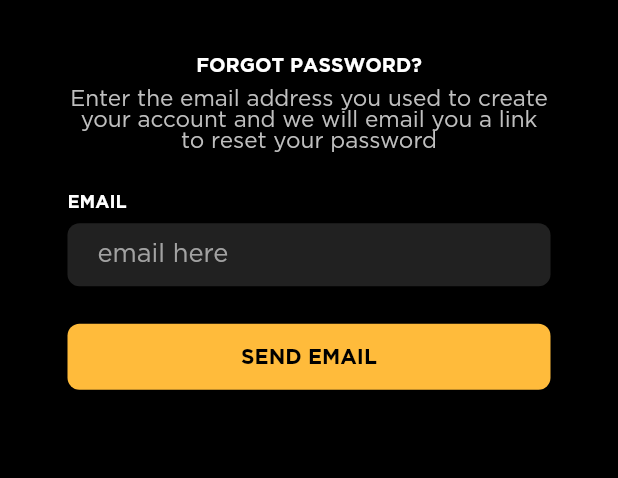
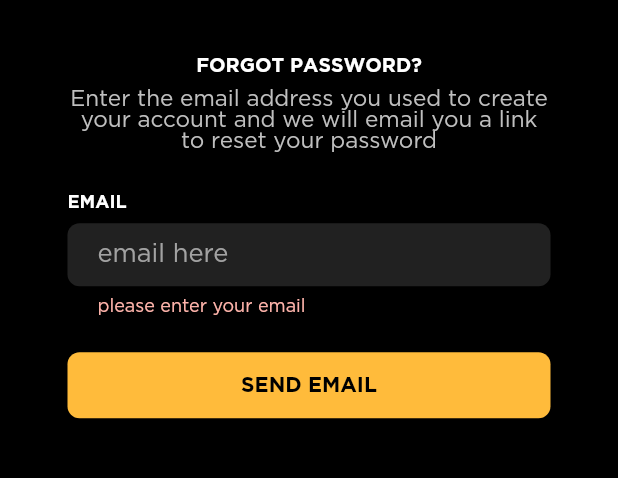
Before and after one commit to ahmedhamdi11/photoplay, a Flutter app: the ResetPasswordView screen opened by its route, after a tap on "SEND EMAIL", on a phone screen of 412 x 824 dp, the part 409-887 px from its top. Run offline on Flutter 3.47's test engine with Material 2 defaults, Android fonts, the phone set to English and light mode, and no system bars; our stand-ins replace bloc, cloud_firestore, dartz, firebase_auth, firebase_core, firebase_storage and 4 more; accounts and stored records are empty.

Commit message:
reset password done

```diff
--- a/lib/Features/auth/data/auth_repo.dart
+++ b/lib/Features/auth/data/auth_repo.dart
@@ -16,5 +16,7 @@ abstract class AuthRepo {
     required String lastName,
     required File? imageFile,
   });
-  resetPassword();
+  Future<Either<Failure, String>> resetPassword({
+    required String email,
+  });
 }
--- a/lib/Features/auth/data/auth_repo_impl.dart
+++ b/lib/Features/auth/data/auth_repo_impl.dart
@@ -71,8 +71,16 @@ class AuthRepoImpl implements AuthRepo {
   }
 
   @override
-  resetPassword() {
-    // TODO: implement resetPassword
-    throw UnimplementedError();
+  Future<Either<Failure, String>> resetPassword({required String email}) async {
+    try {
+      await firebaseAuth.sendPasswordResetEmail(email: email);
+      return right('password reset link sent! check you email');
+    } catch (e) {
+      if (e is FirebaseAuthException) {
+        return left(AuthFailure(e.message.toString()));
+      } else {
+        return left(AuthFailure(e.toString()));
+      }
+    }
   }
 }
--- /dev/null
+++ b/lib/Features/auth/presentation/manager/cubits/reset_password_cubit/reset_password_cubit.dart
@@ -0,0 +1,20 @@
+import 'package:bloc/bloc.dart';
+import 'package:photoplay/Features/auth/data/auth_repo.dart';
+
+part 'reset_password_state.dart';
+
+class ResetPasswordCubit extends Cubit<ResetPasswordStates> {
+  ResetPasswordCubit({required this.authRepo})
+      : super(ResetPasswordInitialState());
+  final AuthRepo authRepo;
+  String? email;
+  Future resetPassword() async {
+    emit(ResetPasswordLoadingState());
+    var result = await authRepo.resetPassword(email: email!);
+    result.fold((failure) {
+      emit(ResetPasswordFailureState(failure.errMessage));
+    }, (successMessage) {
+      emit(ResetPasswordSuccessState(successMessage));
+    });
+  }
+}
--- /dev/null
+++ b/lib/Features/auth/presentation/manager/cubits/reset_password_cubit/reset_password_state.dart
@@ -0,0 +1,19 @@
+part of 'reset_password_cubit.dart';
+
+abstract class ResetPasswordStates {}
+
+class ResetPasswordInitialState extends ResetPasswordStates {}
+
+class ResetPasswordLoadingState extends ResetPasswordStates {}
+
+class ResetPasswordSuccessState extends ResetPasswordStates {
+  final String successMessage;
+
+  ResetPasswordSuccessState(this.successMessage);
+}
+
+class ResetPasswordFailureState extends ResetPasswordStates {
+  final String errMessage;
+
+  ResetPasswordFailureState(this.errMessage);
+}
--- a/lib/Features/auth/presentation/views/reset_password_view.dart
+++ b/lib/Features/auth/presentation/views/reset_password_view.dart
@@ -1,13 +1,35 @@
 import 'package:flutter/material.dart';
+import 'package:flutter_bloc/flutter_bloc.dart';
+import 'package:photoplay/Features/auth/presentation/manager/cubits/reset_password_cubit/reset_password_cubit.dart';
 import 'package:photoplay/Features/auth/presentation/views/widgets/reset_password_view_body.dart';
+import 'package:photoplay/core/functions/show_custom_snack_bar.dart';
 
 class ResetPasswordView extends StatelessWidget {
   const ResetPasswordView({super.key});
 
   @override
   Widget build(BuildContext context) {
-    return const Scaffold(
-      body: ResetPasswordViewBody(),
+    return Scaffold(
+      body: BlocConsumer<ResetPasswordCubit, ResetPasswordStates>(
+        listener: (context, state) {
+          if (state is ResetPasswordFailureState) {
+            showCustomSnackBar(
+              context: context,
+              content: state.errMessage,
+              backgroundColor: Colors.red,
+            );
+          } else if (state is ResetPasswordSuccessState) {
+            showCustomSnackBar(
+              context: context,
+              content: state.successMessage,
+              backgroundColor: Colors.green,
+            );
+          }
+        },
+        builder: (context, state) {
+          return ResetPasswordViewBody(state: state);
+        },
+      ),
     );
   }
 }
--- a/lib/Features/auth/presentation/views/widgets/reset_password_view_body.dart
+++ b/lib/Features/auth/presentation/views/widgets/reset_password_view_body.dart
@@ -1,13 +1,24 @@
 import 'package:flutter/material.dart';
+import 'package:flutter_bloc/flutter_bloc.dart';
+import 'package:go_router/go_router.dart';
+import 'package:photoplay/Features/auth/presentation/manager/cubits/reset_password_cubit/reset_password_cubit.dart';
 import 'package:photoplay/Features/auth/presentation/views/widgets/app_logo.dart';
 import 'package:photoplay/core/utils/styles.dart';
 import 'package:photoplay/core/widgets/custom_text_feild.dart';
 import 'package:photoplay/core/widgets/default_back_btn.dart';
 import 'package:photoplay/core/widgets/default_button.dart';
 
-class ResetPasswordViewBody extends StatelessWidget {
-  const ResetPasswordViewBody({super.key});
+class ResetPasswordViewBody extends StatefulWidget {
+  const ResetPasswordViewBody({super.key, required this.state});
+  final ResetPasswordStates state;
 
+  @override
+  State<ResetPasswordViewBody> createState() => _ResetPasswordViewBodyState();
+}
+
+class _ResetPasswordViewBodyState extends State<ResetPasswordViewBody> {
+  GlobalKey<FormState> formKey = GlobalKey<FormState>();
+  AutovalidateMode autovalidateMode = AutovalidateMode.disabled;
   @override
   Widget build(BuildContext context) {
     return SafeArea(
@@ -19,30 +30,27 @@ class ResetPasswordViewBody extends StatelessWidget {
               physics: const BouncingScrollPhysics(),
               child: Padding(
                 padding: const EdgeInsets.symmetric(horizontal: 45.0),
+                child: Form(
+                  key: formKey,
+                  autovalidateMode: autovalidateMode,
                   child: Column(
                     children: [
                       SizedBox(
                         height: MediaQuery.of(context).size.height * 0.13,
                       ),
                       const AppLogo(),
-                    const SizedBox(
-                      height: 38.0,
-                    ),
+                      const SizedBox(height: 38.0),
                       Text(
                         'FORGOT PASSWORD?',
                         style: Styles.text12b.copyWith(fontSize: 13),
                       ),
-                    const SizedBox(
-                      height: 10.0,
-                    ),
+                      const SizedBox(height: 10.0),
                       Text(
                         'Enter the email address you used to create your account and we will email you a link to reset your password',
                         style: Styles.text15bk,
                         textAlign: TextAlign.center,
                       ),
-                    const SizedBox(
-                      height: 28.0,
-                    ),
+                      const SizedBox(height: 28.0),
                       Align(
                         alignment: Alignment.centerLeft,
                         child: Text(
@@ -50,20 +58,35 @@ class ResetPasswordViewBody extends StatelessWidget {
                           style: Styles.text12b,
                         ),
                       ),
-                    const SizedBox(
-                      height: 8.0,
+                      const SizedBox(height: 8.0),
+                      CustomTextField(
+                        hint: 'email here',
+                        onChanged: (value) {
+                          BlocProvider.of<ResetPasswordCubit>(context).email =
+                              value;
+                        },
+                        validator: (value) {
+                          if (value!.isEmpty) {
+                            return 'please enter your email';
+                          } else {
+                            return null;
+                          }
+                        },
                       ),
-                    const CustomTextField(
-                      hint: 'email here',
+                      const SizedBox(height: 25),
+                      widget.state is ResetPasswordLoadingState
+                          ? const Center(
+                              child: CircularProgressIndicator(),
+                            )
+                          : DefaultButton(
+                              onPressed: () {
+                                resetPassword(formKey, context);
+                              },
+                              btnText: 'SEND EMAIL',
                             ),
-                    const SizedBox(
-                      height: 25,
+                      const SizedBox(height: 25),
+                    ],
                   ),
-                    DefaultButton(onPressed: () {}, btnText: 'SEND EMAIL'),
-                    const SizedBox(
-                      height: 25,
-                    ),
-                  ],
                 ),
               ),
             ),
@@ -72,4 +95,16 @@ class ResetPasswordViewBody extends StatelessWidget {
       ),
     );
   }
+
+  void resetPassword(GlobalKey<FormState> formKey, BuildContext context) {
+    if (formKey.currentState!.validate()) {
+      BlocProvider.of<ResetPasswordCubit>(context)
+          .resetPassword()
+          .then((value) {
+        GoRouter.of(context).pop();
+      });
+    } else {
+      autovalidateMode = AutovalidateMode.always;
     }
+  }
+}
--- a/lib/core/utils/app_router.dart
+++ b/lib/core/utils/app_router.dart
@@ -3,6 +3,7 @@ import 'package:go_router/go_router.dart';
 import 'package:photoplay/Features/auth/data/auth_repo_impl.dart';
 import 'package:photoplay/Features/auth/presentation/manager/cubits/login_cubit/login_cubit.dart';
 import 'package:photoplay/Features/auth/presentation/manager/cubits/register_cubit/register_cubit.dart';
+import 'package:photoplay/Features/auth/presentation/manager/cubits/reset_password_cubit/reset_password_cubit.dart';
 import 'package:photoplay/Features/auth/presentation/views/login_view.dart';
 import 'package:photoplay/Features/auth/presentation/views/register_view.dart';
 import 'package:photoplay/Features/auth/presentation/views/reset_password_view.dart';
@@ -28,7 +29,10 @@ abstract class AppRouter {
       ),
       GoRoute(
         path: resetPasswordViewPath,
-        builder: (context, state) => const ResetPasswordView(),
+        builder: (context, state) => BlocProvider(
+          create: (context) => ResetPasswordCubit(authRepo: AuthRepoImpl()),
+          child: const ResetPasswordView(),
+        ),
       ),
     ],
   );
```
Lines whose indentation alone changed are shown as unchanged.
